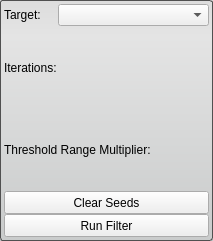
jessdtate/Seg3D, file Interface/ToolInterface/ConfidenceConnectedFilterInterface.ui: the form before one commit.
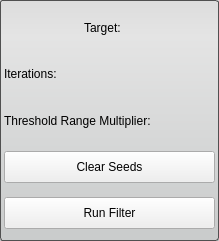
The form after the commit.

```diff
--- a/Interface/ToolInterface/ConfidenceConnectedFilterInterface.ui
+++ b/Interface/ToolInterface/ConfidenceConnectedFilterInterface.ui
@@ -6,7 +6,7 @@
    <rect>
     <x>0</x>
     <y>0</y>
-    <width>213</width>
+    <width>219</width>
     <height>241</height>
    </rect>
   </property>
@@ -25,7 +25,7 @@
   <property name="maximumSize">
    <size>
     <width>16777215</width>
-    <height>241</height>
+    <height>16777215</height>
    </size>
   </property>
   <property name="windowTitle">
@@ -38,7 +38,7 @@
 	background-color: qlineargradient(spread:pad, x1:0.5, y1:0, x2:0.5, y2:0.960227, stop:0 rgba(221, 221, 221, 255), stop:0.155779 rgba(228, 228, 228, 255), stop:1 rgba(202, 204, 204, 255));      
 }</string>
   </property>
-  <layout class="QVBoxLayout" name="verticalLayout_2">
+  <layout class="QVBoxLayout" name="verticalLayout">
    <property name="spacing">
     <number>0</number>
    </property>
@@ -46,39 +46,29 @@
     <number>4</number>
    </property>
    <item>
-    <layout class="QHBoxLayout" name="activeHLayout" stretch="1,3">
+    <layout class="QHBoxLayout" name="activeHLayout" stretch="1">
      <property name="spacing">
       <number>4</number>
      </property>
      <item>
       <widget class="QLabel" name="activeLabel">
        <property name="sizePolicy">
-        <sizepolicy hsizetype="Expanding" vsizetype="Preferred">
+        <sizepolicy hsizetype="Fixed" vsizetype="Preferred">
          <horstretch>0</horstretch>
          <verstretch>0</verstretch>
         </sizepolicy>
        </property>
+       <property name="minimumSize">
+        <size>
+         <width>50</width>
+         <height>0</height>
+        </size>
+       </property>
        <property name="text">
         <string>Target:</string>
        </property>
       </widget>
      </item>
-     <item>
-      <widget class="QComboBox" name="targetComboBox">
-       <property name="sizePolicy">
-        <sizepolicy hsizetype="Expanding" vsizetype="Fixed">
-         <horstretch>0</horstretch>
-         <verstretch>0</verstretch>
-        </sizepolicy>
-       </property>
-       <property name="sizeAdjustPolicy">
-        <enum>QComboBox::AdjustToMinimumContentsLength</enum>
-       </property>
-       <property name="minimumContentsLength">
-        <number>12</number>
-       </property>
-      </widget>
-     </item>
     </layout>
    </item>
    <item>
@@ -114,8 +104,15 @@
     <layout class="QHBoxLayout" name="multiplierHLayout_bottom"/>
    </item>
    <item>
-    <layout class="QVBoxLayout" name="verticalLayout">
-     <property name="spacing">
+    <widget class="QWidget" name="widget" native="true">
+     <property name="minimumSize">
+      <size>
+       <width>0</width>
+       <height>32</height>
+      </size>
+     </property>
+     <layout class="QHBoxLayout" name="horizontalLayout">
+      <property name="margin">
       <number>0</number>
      </property>
      <item>
@@ -129,13 +126,13 @@
        <property name="minimumSize">
         <size>
          <width>0</width>
-         <height>23</height>
+          <height>32</height>
         </size>
        </property>
        <property name="maximumSize">
         <size>
          <width>16777215</width>
-         <height>23</height>
+          <height>16777215</height>
         </size>
        </property>
        <property name="text">
@@ -143,6 +140,24 @@
        </property>
       </widget>
      </item>
+     </layout>
+    </widget>
+   </item>
+   <item>
+    <widget class="QWidget" name="widget_2" native="true">
+     <property name="minimumSize">
+      <size>
+       <width>0</width>
+       <height>32</height>
+      </size>
+     </property>
+     <layout class="QHBoxLayout" name="horizontalLayout_2">
+      <property name="spacing">
+       <number>0</number>
+      </property>
+      <property name="margin">
+       <number>0</number>
+      </property>
      <item>
       <widget class="QPushButton" name="runButton">
        <property name="sizePolicy">
@@ -154,13 +169,13 @@
        <property name="minimumSize">
         <size>
          <width>0</width>
-         <height>23</height>
+          <height>32</height>
         </size>
        </property>
        <property name="maximumSize">
         <size>
          <width>16777215</width>
-         <height>23</height>
+          <height>16777215</height>
         </size>
        </property>
        <property name="text">
@@ -169,6 +184,7 @@
       </widget>
      </item>
     </layout>
+    </widget>
    </item>
   </layout>
  </widget>
```
Lines whose indentation alone changed are shown as unchanged.
